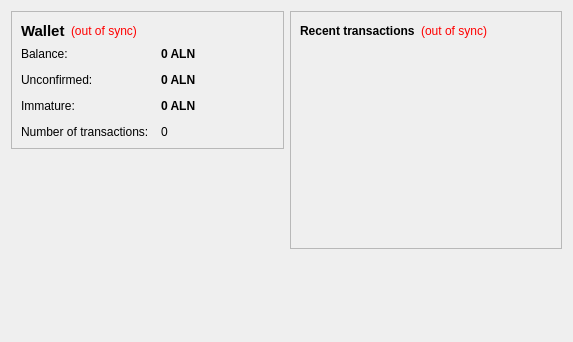
Before: the Qt Designer form src/qt/forms/overviewpage.ui in sdmathis/golddust, drawn with Qt 5.
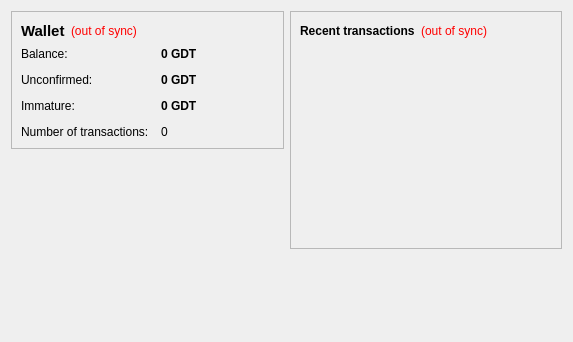
After: the same form once the commit is applied.

The edit to the form file:
```diff
--- a/src/qt/forms/overviewpage.ui
+++ b/src/qt/forms/overviewpage.ui
@@ -105,7 +105,7 @@
              <string>Your current balance</string>
             </property>
             <property name="text">
-             <string notr="true">0 ALN</string>
+             <string notr="true">0 GDT</string>
             </property>
             <property name="textInteractionFlags">
              <set>Qt::LinksAccessibleByMouse|Qt::TextSelectableByKeyboard|Qt::TextSelectableByMouse</set>
@@ -134,7 +134,7 @@
              <string>Total of transactions that have yet to be confirmed, and do not yet count toward the current balance</string>
             </property>
             <property name="text">
-             <string notr="true">0 ALN</string>
+             <string notr="true">0 GDT</string>
             </property>
             <property name="textInteractionFlags">
              <set>Qt::LinksAccessibleByMouse|Qt::TextSelectableByKeyboard|Qt::TextSelectableByMouse</set>
@@ -177,7 +177,7 @@
              <string>Mined balance that has not yet matured</string>
             </property>
             <property name="text">
-             <string notr="true">0 ALN</string>
+             <string notr="true">0 GDT</string>
             </property>
             <property name="textInteractionFlags">
              <set>Qt::LinksAccessibleByMouse|Qt::TextSelectableByKeyboard|Qt::TextSelectableByMouse</set>
```
Left out of the diff: 4 changed lines with no effect on the pictures.
